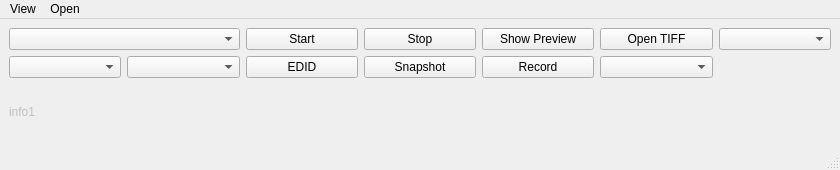
First picture: the form in apps/qt6_viewer/mainwindow.ui, repository MarquezLin/Gcapture_qt6_srcroot, before the edit.
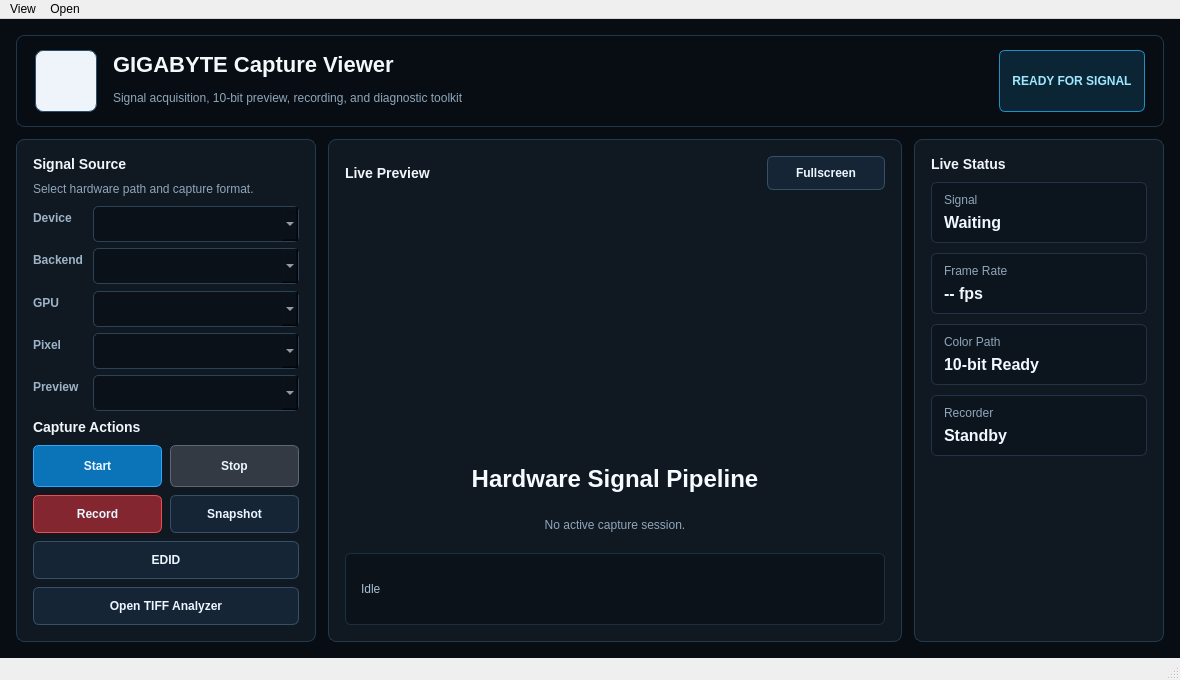
Second picture: the form after the edit. Icons and pictures are not drawn.

Commit message:
feat(qt6_viewer): refresh GIGABYTE-themed capture UI
- Redesign the main viewer with a dark GIGABYTE-style dashboard layout
- Add branded QSS theme, SVG icons, and signal pipeline artwork
- Embed live preview in the center panel with fullscreen / Esc restore support
- Add runtime status cards for signal, FPS, color path, and recorder state
- Add frame-stall watchdog logging for GVFG preview diagnostics
- Apply the dark theme to dialogs, debug dock, sliders, lists, and title bars
- Register design assets in CMake and Qt resources

Diff of the .ui file:
```diff
--- a/apps/qt6_viewer/mainwindow.ui
+++ b/apps/qt6_viewer/mainwindow.ui
@@ -6,10 +6,16 @@
    <rect>
     <x>0</x>
     <y>0</y>
-    <width>840</width>
-    <height>170</height>
+    <width>1180</width>
+    <height>680</height>
    </rect>
   </property>
+  <property name="minimumSize">
+   <size>
+    <width>980</width>
+    <height>560</height>
+   </size>
+  </property>
   <property name="windowTitle">
    <string>Gigabyte</string>
   </property>
@@ -18,90 +24,856 @@
     <normaloff>:/new/prefix1/image/gigabyte.png</normaloff>:/new/prefix1/image/gigabyte.png</iconset>
   </property>
   <widget class="QWidget" name="centralwidget">
-   <layout class="QGridLayout" name="gridLayout">
-    <item row="1" column="2">
-     <widget class="QPushButton" name="btnShowEdid">
-      <property name="text">
-       <string>EDID</string>
+   <property name="styleSheet">
+    <string notr="true">QWidget#centralwidget {
+    background: #080d13;
+    color: #d8e6f3;
+}
+
+QLabel {
+    color: #d8e6f3;
+}
+
+QFrame#heroHeader {
+    background: qlineargradient(x1:0, y1:0, x2:1, y2:0,
+                                stop:0 #101b27, stop:0.58 #0c121a, stop:1 #13141b);
+    border: 1px solid #21364a;
+    border-radius: 8px;
+}
+
+QLabel#brandLogo {
+    background: #eef4fa;
+    border: 1px solid #2b506d;
+    border-radius: 8px;
+    padding: 4px;
+}
+
+QFrame#controlPanel,
+QFrame#previewPanel,
+QFrame#statusPanel {
+    background: #101822;
+    border: 1px solid #23394d;
+    border-radius: 8px;
+}
+
+QFrame#statusTile,
+QFrame#statusTile2,
+QFrame#statusTile3,
+QFrame#statusTile4 {
+    background: #0c141d;
+    border: 1px solid #203347;
+    border-radius: 6px;
+}
+
+QLabel#appTitle {
+    color: #f4f8fb;
+    font-size: 22px;
+    font-weight: 700;
+}
+
+QLabel#appSubtitle,
+QLabel#panelHint,
+QLabel#previewHint,
+QLabel#metricLabel,
+QLabel#metricLabel2,
+QLabel#metricLabel3,
+QLabel#metricLabel4 {
+    color: #8fa6ba;
+}
+
+QLabel#sectionTitle,
+QLabel#sectionTitleActions,
+QLabel#sectionTitlePreview,
+QLabel#sectionTitleStatus {
+    color: #f0f6fb;
+    font-size: 14px;
+    font-weight: 700;
+}
+
+QLabel#labelDevice,
+QLabel#labelBackend,
+QLabel#labelGpu,
+QLabel#labelPixelFormat,
+QLabel#labelBitDepth {
+    color: #9db3c7;
+    font-weight: 600;
+}
+
+QLabel#statusBadge {
+    color: #9ce8ff;
+    background: #0c2534;
+    border: 1px solid #1f91c7;
+    border-radius: 6px;
+    padding: 7px 12px;
+    font-weight: 700;
+}
+
+QLabel#previewTitle {
+    color: #f6fbff;
+    font-size: 24px;
+    font-weight: 700;
+}
+
+QLabel#metricValue,
+QLabel#metricValue2,
+QLabel#metricValue3,
+QLabel#metricValue4 {
+    color: #f1f8ff;
+    font-size: 16px;
+    font-weight: 700;
+}
+
+QLabel#labelinfo1 {
+    color: #a9bfd2;
+    background: #0b121a;
+    border: 1px solid #1d2e3f;
+    border-radius: 6px;
+    padding: 9px 12px;
+}
+
+QComboBox {
+    background: #0a1119;
+    color: #e2edf7;
+    border: 1px solid #2a4358;
+    border-radius: 5px;
+    padding: 7px 32px 7px 10px;
+    min-height: 20px;
+}
+
+QComboBox:hover {
+    border-color: #2aa7ff;
+}
+
+QPushButton {
+    background: #162536;
+    color: #ecf6ff;
+    border: 1px solid #34516a;
+    border-radius: 6px;
+    padding: 8px 12px;
+    font-weight: 700;
+}
+
+QPushButton:hover {
+    background: #1f3449;
+    border-color: #2aa7ff;
+}
+
+QPushButton#btnStart {
+    background: #0b73b8;
+    border-color: #2aa7ff;
+}
+
+QPushButton#btnRecord {
+    background: #84262f;
+    border-color: #ee4d4d;
+}
+
+QPushButton#btnStop {
+    background: #333a43;
+    border-color: #5b6875;
+}</string>
+   </property>
+   <layout class="QVBoxLayout" name="mainLayout">
+    <property name="spacing">
+     <number>12</number>
+    </property>
+    <property name="leftMargin">
+     <number>16</number>
+    </property>
+    <property name="topMargin">
+     <number>16</number>
+    </property>
+    <property name="rightMargin">
+     <number>16</number>
+    </property>
+    <property name="bottomMargin">
+     <number>16</number>
+    </property>
+    <item>
+     <widget class="QFrame" name="heroHeader">
+      <property name="minimumSize">
+       <size>
+        <width>0</width>
+        <height>92</height>
+       </size>
       </property>
-     </widget>
-    </item>
-    <item row="1" column="3">
-     <widget class="QPushButton" name="btnSnapshot">
-      <property name="text">
-       <string>Snapshot</string>
+      <property name="frameShape">
+       <enum>QFrame::Shape::StyledPanel</enum>
       </property>
+      <layout class="QHBoxLayout" name="heroLayout">
+       <property name="spacing">
+        <number>16</number>
+       </property>
+       <property name="leftMargin">
+        <number>18</number>
+       </property>
+       <property name="topMargin">
+        <number>14</number>
+       </property>
+       <property name="rightMargin">
+        <number>18</number>
+       </property>
+       <property name="bottomMargin">
+        <number>14</number>
+       </property>
+       <item>
+        <widget class="QLabel" name="brandLogo">
+         <property name="minimumSize">
+          <size>
+           <width>62</width>
+           <height>62</height>
+          </size>
+         </property>
+         <property name="maximumSize">
+          <size>
+           <width>62</width>
+           <height>62</height>
+          </size>
+         </property>
+         <property name="pixmap">
+          <pixmap resource="resources.qrc">:/new/prefix1/image/gigabyte.png</pixmap>
+         </property>
+         <property name="scaledContents">
+          <bool>true</bool>
+         </property>
+        </widget>
+       </item>
+       <item>
+        <layout class="QVBoxLayout" name="brandTextLayout">
+         <property name="spacing">
+          <number>4</number>
+         </property>
+         <item>
+          <widget class="QLabel" name="appTitle">
+           <property name="text">
+            <string>GIGABYTE Capture Viewer</string>
+           </property>
+          </widget>
+         </item>
+         <item>
+          <widget class="QLabel" name="appSubtitle">
+           <property name="text">
+            <string>Signal acquisition, 10-bit preview, recording, and diagnostic toolkit</string>
+           </property>
+          </widget>
+         </item>
+        </layout>
+       </item>
+       <item>
+        <spacer name="heroSpacer">
+         <property name="orientation">
+          <enum>Qt::Orientation::Horizontal</enum>
+         </property>
+         <property name="sizeHint" stdset="0">
+          <size>
+           <width>40</width>
+           <height>20</height>
+          </size>
+         </property>
+        </spacer>
+       </item>
+       <item>
+        <widget class="QLabel" name="statusBadge">
+         <property name="text">
+          <string>READY FOR SIGNAL</string>
+         </property>
+         <property name="alignment">
+          <set>Qt::AlignmentFlag::AlignCenter</set>
+         </property>
+        </widget>
+       </item>
+      </layout>
      </widget>
     </item>
-    <item row="0" column="2">
-     <widget class="QPushButton" name="btnStart">
-      <property name="text">
-       <string>Start</string>
+    <item>
+     <layout class="QHBoxLayout" name="bodyLayout" stretch="0,1,0">
+      <property name="spacing">
+       <number>12</number>
       </property>
-     </widget>
-    </item>
-    <item row="0" column="3">
-     <widget class="QPushButton" name="btnStop">
-      <property name="text">
-       <string>Stop</string>
-      </property>
-     </widget>
-    </item>
-    <item row="1" column="0">
-     <widget class="QComboBox" name="comboBackend"/>
-    </item>
-    <item row="2" column="0" colspan="6">
-     <widget class="QLabel" name="labelinfo1">
-      <property name="enabled">
-       <bool>false</bool>
-      </property>
-      <property name="text">
-       <string>info1</string>
-      </property>
-     </widget>
-    </item>
-    <item row="1" column="4">
-     <widget class="QPushButton" name="btnRecord">
-      <property name="enabled">
-       <bool>true</bool>
-      </property>
-      <property name="text">
-       <string>Record</string>
-      </property>
-     </widget>
-    </item>
-    <item row="0" column="5">
-     <widget class="QPushButton" name="btnOpenTiff">
-      <property name="enabled">
-       <bool>true</bool>
-      </property>
-      <property name="text">
-       <string>Open TIFF</string>
-      </property>
-     </widget>
-    </item>
-    <item row="0" column="0" colspan="2">
-     <widget class="QComboBox" name="comboDevice"/>
-    </item>
-    <item row="1" column="1">
-     <widget class="QComboBox" name="comboGpu"/>
-    </item>
-    <item row="1" column="5">
-     <widget class="QComboBox" name="comboPixelFormat"/>
-    </item>
-    <item row="0" column="4">
-     <widget class="QPushButton" name="btnPreview">
-      <property name="text">
-       <string>Show Preview</string>
-      </property>
-     </widget>
-    </item>
-    <item row="0" column="6">
-     <widget class="QComboBox" name="comboPreviewBitDepth">
-      <property name="enabled">
-       <bool>true</bool>
-      </property>
-     </widget>
+      <item>
+       <widget class="QFrame" name="controlPanel">
+        <property name="minimumSize">
+         <size>
+          <width>300</width>
+          <height>0</height>
+         </size>
+        </property>
+        <property name="maximumSize">
+         <size>
+          <width>360</width>
+          <height>16777215</height>
+         </size>
+        </property>
+        <property name="frameShape">
+         <enum>QFrame::Shape::StyledPanel</enum>
+        </property>
+        <layout class="QVBoxLayout" name="controlLayout">
+         <property name="spacing">
+          <number>10</number>
+         </property>
+         <property name="leftMargin">
+          <number>16</number>
+         </property>
+         <property name="topMargin">
+          <number>16</number>
+         </property>
+         <property name="rightMargin">
+          <number>16</number>
+         </property>
+         <property name="bottomMargin">
+          <number>16</number>
+         </property>
+         <item>
+          <widget class="QLabel" name="sectionTitle">
+           <property name="text">
+            <string>Signal Source</string>
+           </property>
+          </widget>
+         </item>
+         <item>
+          <widget class="QLabel" name="panelHint">
+           <property name="text">
+            <string>Select hardware path and capture format.</string>
+           </property>
+          </widget>
+         </item>
+         <item>
+          <layout class="QFormLayout" name="sourceForm">
+           <property name="horizontalSpacing">
+            <number>10</number>
+           </property>
+           <property name="verticalSpacing">
+            <number>9</number>
+           </property>
+           <item row="0" column="0">
+            <widget class="QLabel" name="labelDevice">
+             <property name="text">
+              <string>Device</string>
+             </property>
+            </widget>
+           </item>
+           <item row="0" column="1">
+            <widget class="QComboBox" name="comboDevice"/>
+           </item>
+           <item row="1" column="0">
+            <widget class="QLabel" name="labelBackend">
+             <property name="text">
+              <string>Backend</string>
+             </property>
+            </widget>
+           </item>
+           <item row="1" column="1">
+            <widget class="QComboBox" name="comboBackend"/>
+           </item>
+           <item row="2" column="0">
+            <widget class="QLabel" name="labelGpu">
+             <property name="text">
+              <string>GPU</string>
+             </property>
+            </widget>
+           </item>
+           <item row="2" column="1">
+            <widget class="QComboBox" name="comboGpu"/>
+           </item>
+           <item row="3" column="0">
+            <widget class="QLabel" name="labelPixelFormat">
+             <property name="text">
+              <string>Pixel</string>
+             </property>
+            </widget>
+           </item>
+           <item row="3" column="1">
+            <widget class="QComboBox" name="comboPixelFormat"/>
+           </item>
+           <item row="4" column="0">
+            <widget class="QLabel" name="labelBitDepth">
+             <property name="text">
+              <string>Preview</string>
+             </property>
+            </widget>
+           </item>
+           <item row="4" column="1">
+            <widget class="QComboBox" name="comboPreviewBitDepth">
+             <property name="enabled">
+              <bool>true</bool>
+             </property>
+            </widget>
+           </item>
+          </layout>
+         </item>
+         <item>
+          <widget class="QLabel" name="sectionTitleActions">
+           <property name="text">
+            <string>Capture Actions</string>
+           </property>
+          </widget>
+         </item>
+         <item>
+          <layout class="QGridLayout" name="actionGrid">
+           <property name="spacing">
+            <number>8</number>
+           </property>
+           <item row="0" column="0">
+            <widget class="QPushButton" name="btnStart">
+             <property name="minimumSize">
+              <size>
+               <width>0</width>
+               <height>42</height>
+              </size>
+             </property>
+             <property name="text">
+              <string>Start</string>
+             </property>
+             <property name="icon">
+              <iconset resource="resources.qrc">
+               <normaloff>:/new/prefix1/image/icon_start.svg</normaloff>:/new/prefix1/image/icon_start.svg</iconset>
+             </property>
+            </widget>
+           </item>
+           <item row="0" column="1">
+            <widget class="QPushButton" name="btnStop">
+             <property name="minimumSize">
+              <size>
+               <width>0</width>
+               <height>42</height>
+              </size>
+             </property>
+             <property name="text">
+              <string>Stop</string>
+             </property>
+             <property name="icon">
+              <iconset resource="resources.qrc">
+               <normaloff>:/new/prefix1/image/icon_stop.svg</normaloff>:/new/prefix1/image/icon_stop.svg</iconset>
+             </property>
+            </widget>
+           </item>
+           <item row="1" column="0">
+            <widget class="QPushButton" name="btnRecord">
+             <property name="minimumSize">
+              <size>
+               <width>0</width>
+               <height>38</height>
+              </size>
+             </property>
+             <property name="enabled">
+              <bool>true</bool>
+             </property>
+             <property name="text">
+              <string>Record</string>
+             </property>
+             <property name="icon">
+              <iconset resource="resources.qrc">
+               <normaloff>:/new/prefix1/image/icon_record.svg</normaloff>:/new/prefix1/image/icon_record.svg</iconset>
+             </property>
+            </widget>
+           </item>
+           <item row="1" column="1">
+            <widget class="QPushButton" name="btnSnapshot">
+             <property name="minimumSize">
+              <size>
+               <width>0</width>
+               <height>38</height>
+              </size>
+             </property>
+             <property name="text">
+              <string>Snapshot</string>
+             </property>
+             <property name="icon">
+              <iconset resource="resources.qrc">
+               <normaloff>:/new/prefix1/image/icon_camera.svg</normaloff>:/new/prefix1/image/icon_camera.svg</iconset>
+             </property>
+            </widget>
+           </item>
+           <item row="2" column="0" colspan="2">
+            <widget class="QPushButton" name="btnShowEdid">
+             <property name="minimumSize">
+              <size>
+               <width>0</width>
+               <height>38</height>
+              </size>
+             </property>
+             <property name="text">
+              <string>EDID</string>
+             </property>
+             <property name="icon">
+              <iconset resource="resources.qrc">
+               <normaloff>:/new/prefix1/image/icon_chip.svg</normaloff>:/new/prefix1/image/icon_chip.svg</iconset>
+             </property>
+            </widget>
+           </item>
+           <item row="3" column="0" colspan="2">
+            <widget class="QPushButton" name="btnOpenTiff">
+             <property name="minimumSize">
+              <size>
+               <width>0</width>
+               <height>38</height>
+              </size>
+             </property>
+             <property name="enabled">
+              <bool>true</bool>
+             </property>
+             <property name="text">
+              <string>Open TIFF Analyzer</string>
+             </property>
+             <property name="icon">
+              <iconset resource="resources.qrc">
+               <normaloff>:/new/prefix1/image/icon_image.svg</normaloff>:/new/prefix1/image/icon_image.svg</iconset>
+             </property>
+            </widget>
+           </item>
+          </layout>
+         </item>
+         <item>
+          <spacer name="controlSpacer">
+           <property name="orientation">
+            <enum>Qt::Orientation::Vertical</enum>
+           </property>
+           <property name="sizeHint" stdset="0">
+            <size>
+             <width>20</width>
+             <height>40</height>
+            </size>
+           </property>
+          </spacer>
+         </item>
+        </layout>
+       </widget>
+      </item>
+      <item>
+       <widget class="QFrame" name="previewPanel">
+        <property name="frameShape">
+         <enum>QFrame::Shape::StyledPanel</enum>
+        </property>
+        <layout class="QVBoxLayout" name="previewPanelLayout">
+         <property name="spacing">
+          <number>10</number>
+         </property>
+         <property name="leftMargin">
+          <number>16</number>
+         </property>
+         <property name="topMargin">
+          <number>16</number>
+         </property>
+         <property name="rightMargin">
+          <number>16</number>
+         </property>
+         <property name="bottomMargin">
+          <number>16</number>
+         </property>
+         <item>
+          <layout class="QHBoxLayout" name="previewHeaderLayout">
+           <item>
+            <widget class="QLabel" name="sectionTitlePreview">
+             <property name="text">
+              <string>Live Preview</string>
+             </property>
+            </widget>
+           </item>
+           <item>
+            <spacer name="previewHeaderSpacer">
+             <property name="orientation">
+              <enum>Qt::Orientation::Horizontal</enum>
+             </property>
+             <property name="sizeHint" stdset="0">
+              <size>
+               <width>40</width>
+               <height>20</height>
+              </size>
+             </property>
+            </spacer>
+           </item>
+           <item>
+            <widget class="QPushButton" name="btnPreview">
+             <property name="minimumSize">
+              <size>
+               <width>118</width>
+               <height>34</height>
+              </size>
+             </property>
+             <property name="toolTip">
+              <string>Toggle fullscreen preview</string>
+             </property>
+             <property name="text">
+              <string>Fullscreen</string>
+             </property>
+             <property name="icon">
+              <iconset resource="resources.qrc">
+               <normaloff>:/new/prefix1/image/icon_monitor.svg</normaloff>:/new/prefix1/image/icon_monitor.svg</iconset>
+             </property>
+            </widget>
+           </item>
+          </layout>
+         </item>
+         <item>
+          <widget class="QWidget" name="previewContainer">
+           <property name="minimumSize">
+            <size>
+             <width>320</width>
+             <height>250</height>
+            </size>
+           </property>
+           <layout class="QVBoxLayout" name="previewContainerLayout">
+            <property name="spacing">
+             <number>0</number>
+            </property>
+            <property name="leftMargin">
+             <number>0</number>
+            </property>
+            <property name="topMargin">
+             <number>0</number>
+            </property>
+            <property name="rightMargin">
+             <number>0</number>
+            </property>
+            <property name="bottomMargin">
+             <number>0</number>
+            </property>
+            <item>
+             <widget class="QLabel" name="previewArt">
+              <property name="pixmap">
+               <pixmap resource="resources.qrc">:/new/prefix1/image/signal_pattern.svg</pixmap>
+              </property>
+              <property name="scaledContents">
+               <bool>true</bool>
+              </property>
+              <property name="alignment">
+               <set>Qt::AlignmentFlag::AlignCenter</set>
+              </property>
+             </widget>
+            </item>
+           </layout>
+          </widget>
+         </item>
+         <item>
+          <widget class="QLabel" name="previewTitle">
+           <property name="text">
+            <string>Hardware Signal Pipeline</string>
+           </property>
+           <property name="alignment">
+            <set>Qt::AlignmentFlag::AlignCenter</set>
+           </property>
+          </widget>
+         </item>
+         <item>
+          <widget class="QLabel" name="previewHint">
+           <property name="text">
+            <string>No active capture session.</string>
+           </property>
+           <property name="alignment">
+            <set>Qt::AlignmentFlag::AlignCenter</set>
+           </property>
+           <property name="wordWrap">
+            <bool>true</bool>
+           </property>
+          </widget>
+         </item>
+         <item>
+          <widget class="QLabel" name="labelinfo1">
+           <property name="enabled">
+            <bool>true</bool>
+           </property>
+           <property name="minimumSize">
+            <size>
+             <width>0</width>
+             <height>72</height>
+            </size>
+           </property>
+           <property name="text">
+            <string>Idle</string>
+           </property>
+           <property name="wordWrap">
+            <bool>true</bool>
+           </property>
+          </widget>
+         </item>
+        </layout>
+       </widget>
+      </item>
+      <item>
+       <widget class="QFrame" name="statusPanel">
+        <property name="minimumSize">
+         <size>
+          <width>250</width>
+          <height>0</height>
+         </size>
+        </property>
+        <property name="maximumSize">
+         <size>
+          <width>300</width>
+          <height>16777215</height>
+         </size>
+        </property>
+        <property name="frameShape">
+         <enum>QFrame::Shape::StyledPanel</enum>
+        </property>
+        <layout class="QVBoxLayout" name="statusLayout">
+         <property name="spacing">
+          <number>10</number>
+         </property>
+         <property name="leftMargin">
+          <number>16</number>
+         </property>
+         <property name="topMargin">
+          <number>16</number>
+         </property>
+         <property name="rightMargin">
+          <number>16</number>
+         </property>
+         <property name="bottomMargin">
+          <number>16</number>
+         </property>
+         <item>
+          <widget class="QLabel" name="sectionTitleStatus">
+           <property name="text">
+            <string>Live Status</string>
+           </property>
+          </widget>
+         </item>
+         <item>
+          <widget class="QFrame" name="statusTile">
+           <layout class="QVBoxLayout" name="statusTileLayout1">
+            <property name="leftMargin">
+             <number>12</number>
+            </property>
+            <property name="topMargin">
+             <number>10</number>
+            </property>
+            <property name="rightMargin">
+             <number>12</number>
+            </property>
+            <property name="bottomMargin">
+             <number>10</number>
+            </property>
+            <item>
+             <widget class="QLabel" name="metricLabel">
+              <property name="text">
+               <string>Signal</string>
+              </property>
+             </widget>
+            </item>
+            <item>
+             <widget class="QLabel" name="metricValue">
+              <property name="text">
+               <string>Waiting</string>
+              </property>
+             </widget>
+            </item>
+           </layout>
+          </widget>
+         </item>
+         <item>
+          <widget class="QFrame" name="statusTile2">
+           <layout class="QVBoxLayout" name="statusTileLayout2">
+            <property name="leftMargin">
+             <number>12</number>
+            </property>
+            <property name="topMargin">
+             <number>10</number>
+            </property>
+            <property name="rightMargin">
+             <number>12</number>
+            </property>
+            <property name="bottomMargin">
+             <number>10</number>
+            </property>
+            <item>
+             <widget class="QLabel" name="metricLabel2">
+              <property name="text">
+               <string>Frame Rate</string>
+              </property>
+             </widget>
+            </item>
+            <item>
+             <widget class="QLabel" name="metricValue2">
+              <property name="text">
+               <string>-- fps</string>
+              </property>
+             </widget>
+            </item>
+           </layout>
+          </widget>
+         </item>
+         <item>
+          <widget class="QFrame" name="statusTile3">
+           <layout class="QVBoxLayout" name="statusTileLayout3">
+            <property name="leftMargin">
+             <number>12</number>
+            </property>
+            <property name="topMargin">
+             <number>10</number>
+            </property>
+            <property name="rightMargin">
+             <number>12</number>
+            </property>
+            <property name="bottomMargin">
+             <number>10</number>
+            </property>
+            <item>
+             <widget class="QLabel" name="metricLabel3">
+              <property name="text">
+               <string>Color Path</string>
+              </property>
+             </widget>
+            </item>
+            <item>
+             <widget class="QLabel" name="metricValue3">
+              <property name="text">
+               <string>10-bit Ready</string>
+              </property>
+             </widget>
+            </item>
+           </layout>
+          </widget>
+         </item>
+         <item>
+          <widget class="QFrame" name="statusTile4">
+           <layout class="QVBoxLayout" name="statusTileLayout4">
+            <property name="leftMargin">
+             <number>12</number>
+            </property>
+            <property name="topMargin">
+             <number>10</number>
+            </property>
+            <property name="rightMargin">
+             <number>12</number>
+            </property>
+            <property name="bottomMargin">
+             <number>10</number>
+            </property>
+            <item>
+             <widget class="QLabel" name="metricLabel4">
+              <property name="text">
+               <string>Recorder</string>
+              </property>
+             </widget>
+            </item>
+            <item>
+             <widget class="QLabel" name="metricValue4">
+              <property name="text">
+               <string>Standby</string>
+              </property>
+             </widget>
+            </item>
+           </layout>
+          </widget>
+         </item>
+         <item>
+          <spacer name="statusSpacer">
+           <property name="orientation">
+            <enum>Qt::Orientation::Vertical</enum>
+           </property>
+           <property name="sizeHint" stdset="0">
+            <size>
+             <width>20</width>
+             <height>40</height>
+            </size>
+           </property>
+          </spacer>
+         </item>
+        </layout>
+       </widget>
+      </item>
+     </layout>
     </item>
    </layout>
   </widget>
@@ -110,7 +882,7 @@
     <rect>
      <x>0</x>
      <y>0</y>
-     <width>840</width>
+     <width>1180</width>
      <height>21</height>
     </rect>
    </property>
```
Left out of the diff: 2 changed lines with no effect on the pictures. The commit also changes 17 other files.
